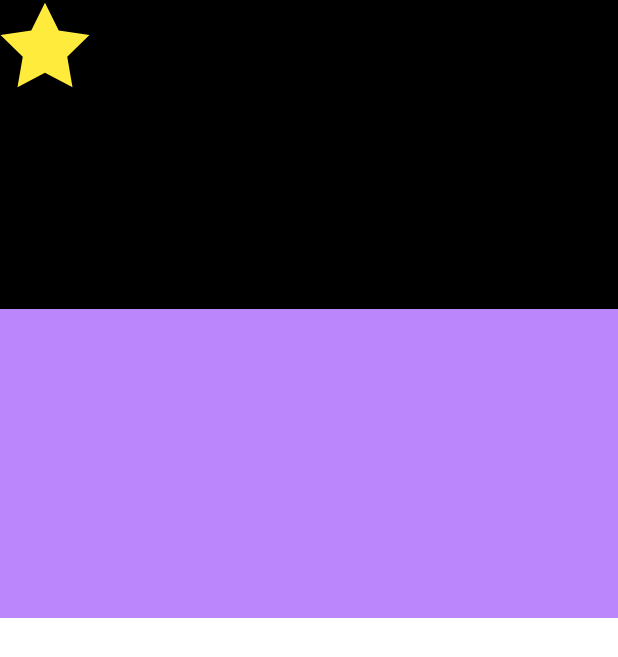
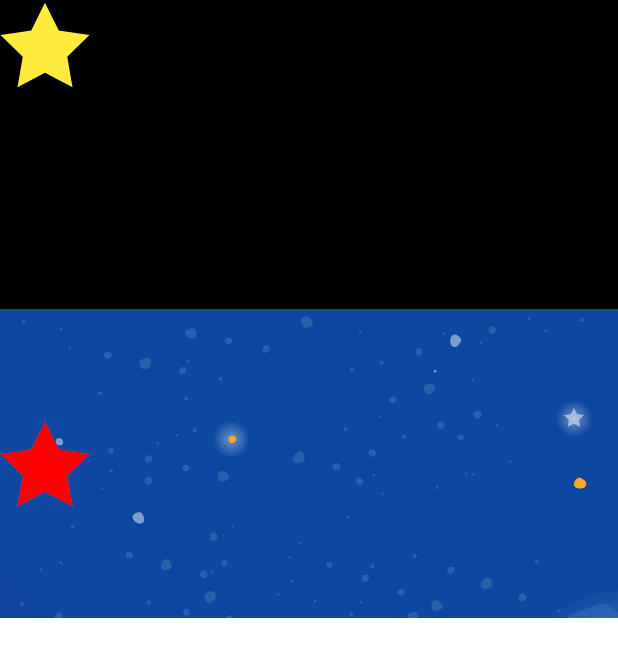
Before and after one commit to HYUNJUNEPARK/MotionLayout, an Android app: the screen it shows after launch (MainActivity), on a phone screen of 412 x 824 dp. Shown: the top 657 px of the screen. Run offline under Robolectric (Android 15) with nearby library versions, the phone set to English and light mode, and no system bars; our stand-ins replace data binding.

Commit message:
drag fragment

```diff
--- a/app/src/main/res/layout/fragment_drag_event.xml
+++ b/app/src/main/res/layout/fragment_drag_event.xml
@@ -11,12 +11,50 @@
         android:id="@+id/constraintLayout2"
         android:layout_width="match_parent"
         android:layout_height="match_parent"
-        android:background="@color/purple_200"
         app:layoutDescription="@xml/fragment_drag_event_xml_constraintlayout2_scene"
         tools:context=".fragment.DragEventFragment">
 
 
+        <ImageView
+            android:id="@+id/background"
+            android:layout_width="0dp"
+            android:layout_height="0dp"
+            android:contentDescription="@string/touch_event_description"
+            android:scaleType="centerCrop"
+            android:src="@drawable/background"
+            app:layout_constraintBottom_toBottomOf="parent"
+            app:layout_constraintEnd_toEndOf="parent"
+            app:layout_constraintStart_toStartOf="parent"
+            app:layout_constraintTop_toTopOf="parent"
+            tools:ignore="ImageContrastCheck" />
 
+        <ImageView
+            android:id="@+id/yellowStar"
+            android:layout_width="wrap_content"
+            android:layout_height="wrap_content"
+            android:contentDescription="@string/touch_event_description"
+            android:src="@drawable/ic_star_outline"
+            app:tint="@color/yellow"
+            tools:ignore="ImageContrastCheck"/>
+
+        <ImageView
+            android:id="@+id/blueStar"
+            android:layout_width="wrap_content"
+            android:layout_height="wrap_content"
+            android:contentDescription="@string/touch_event_description"
+            android:src="@drawable/ic_star_outline"
+            app:tint="@color/blue"
+            tools:ignore="ImageContrastCheck"/>
+
+        <ImageView
+            android:id="@+id/redStar"
+            android:layout_width="wrap_content"
+            android:layout_height="wrap_content"
+            android:contentDescription="@string/touch_event_description"
+            android:src="@drawable/ic_star_outline"
+            app:tint="@color/red"
+            tools:ignore="ImageContrastCheck"
+            tools:layout_editor_absoluteY="336dp" />
 
     </androidx.constraintlayout.motion.widget.MotionLayout>
 </layout>
--- a/app/src/main/res/values/colors.xml
+++ b/app/src/main/res/values/colors.xml
@@ -8,4 +8,6 @@
     <color name="black">#FF000000</color>
     <color name="white">#FFFFFFFF</color>
     <color name="yellow">#FFEB3B</color>
+    <color name="blue">#0021FB</color>
+    <color name="red">#FF0000</color>
 </resources>
--- a/app/src/main/res/xml/fragment_drag_event_xml_constraintlayout2_scene.xml
+++ b/app/src/main/res/xml/fragment_drag_event_xml_constraintlayout2_scene.xml
@@ -6,14 +6,62 @@
     <Transition
         motion:constraintSetEnd="@+id/end"
         motion:constraintSetStart="@id/start"
-        motion:duration="1000">
+        motion:duration="500">
        <KeyFrameSet>
        </KeyFrameSet>
+        <OnSwipe
+            motion:touchAnchorId="@+id/redStar"
+            motion:dragDirection="dragRight"
+            motion:touchAnchorSide="right" />
     </Transition>
 
     <ConstraintSet android:id="@+id/start">
+        <Constraint
+            android:id="@+id/yellowStar"
+            android:layout_width="wrap_content"
+            android:layout_height="wrap_content"
+            motion:layout_constraintStart_toStartOf="parent"
+            motion:layout_constraintTop_toTopOf="parent"
+            motion:layout_constraintBottom_toBottomOf="parent"/>
+
+        <Constraint
+            android:id="@+id/redStar"
+            android:layout_width="wrap_content"
+            android:layout_height="wrap_content"
+            motion:layout_constraintStart_toStartOf="parent"
+            motion:layout_constraintTop_toTopOf="parent"
+            motion:layout_constraintBottom_toBottomOf="parent"/>
+
+        <Constraint
+            android:id="@+id/blueStar"
+            android:layout_width="wrap_content"
+            android:layout_height="wrap_content"
+            motion:layout_constraintStart_toStartOf="parent"
+            motion:layout_constraintTop_toTopOf="parent"
+            motion:layout_constraintBottom_toBottomOf="parent"/>
     </ConstraintSet>
 
     <ConstraintSet android:id="@+id/end">
+        <Constraint
+            android:id="@+id/yellowStar"
+            android:layout_width="wrap_content"
+            android:layout_height="wrap_content"
+            motion:layout_constraintEnd_toEndOf="parent"
+            motion:layout_constraintTop_toTopOf="parent"/>
+
+        <Constraint
+            android:id="@+id/redStar"
+            android:layout_width="wrap_content"
+            android:layout_height="wrap_content"
+            motion:layout_constraintTop_toTopOf="parent"
+            motion:layout_constraintBottom_toBottomOf="parent"
+            motion:layout_constraintEnd_toEndOf="parent"/>
+
+        <Constraint
+            android:id="@+id/blueStar"
+            android:layout_width="wrap_content"
+            android:layout_height="wrap_content"
+            motion:layout_constraintBottom_toBottomOf="parent"
+            motion:layout_constraintEnd_toEndOf="parent"/>
     </ConstraintSet>
 </MotionScene>
--- a/app/src/main/res/xml/fragment_touch_event_xml_constraintlayout_scene.xml
+++ b/app/src/main/res/xml/fragment_touch_event_xml_constraintlayout_scene.xml
@@ -23,8 +23,8 @@
     <ConstraintSet android:id="@+id/end">
         <Constraint
             android:id="@+id/red_star"
-            android:layout_width="wrap_content"
-            android:layout_height="wrap_content"
+            android:layout_width="100dp"
+            android:layout_height="100dp"
             motion:layout_constraintEnd_toEndOf="parent"
             motion:layout_constraintBottom_toBottomOf="parent" />
     </ConstraintSet>
```
